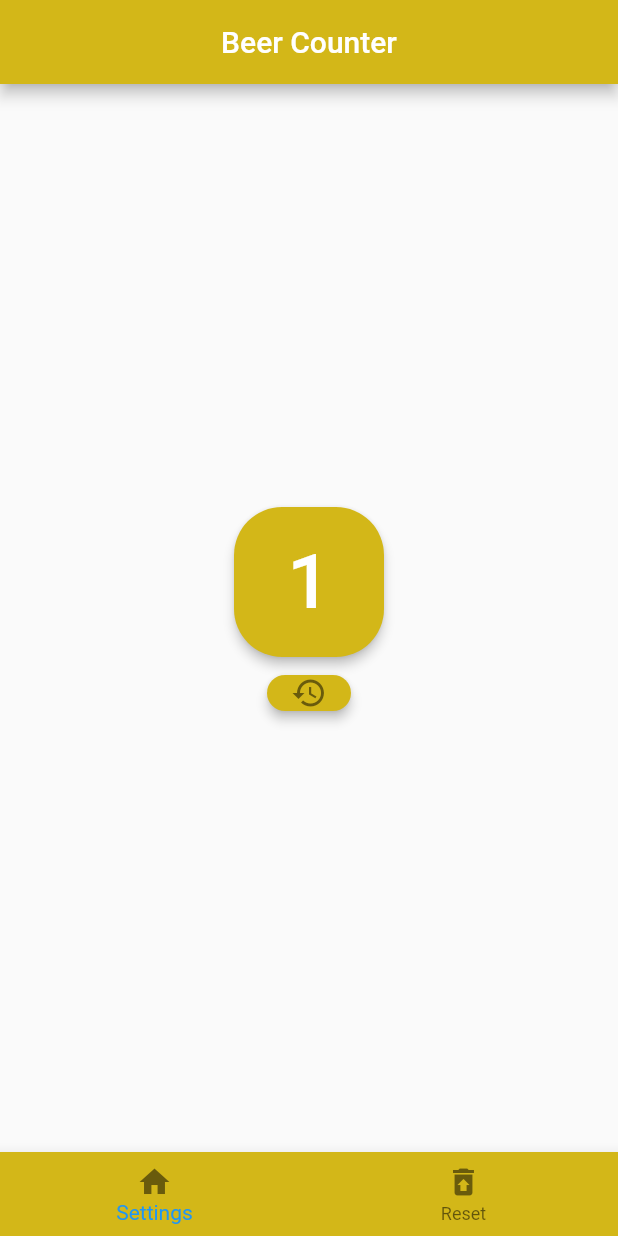
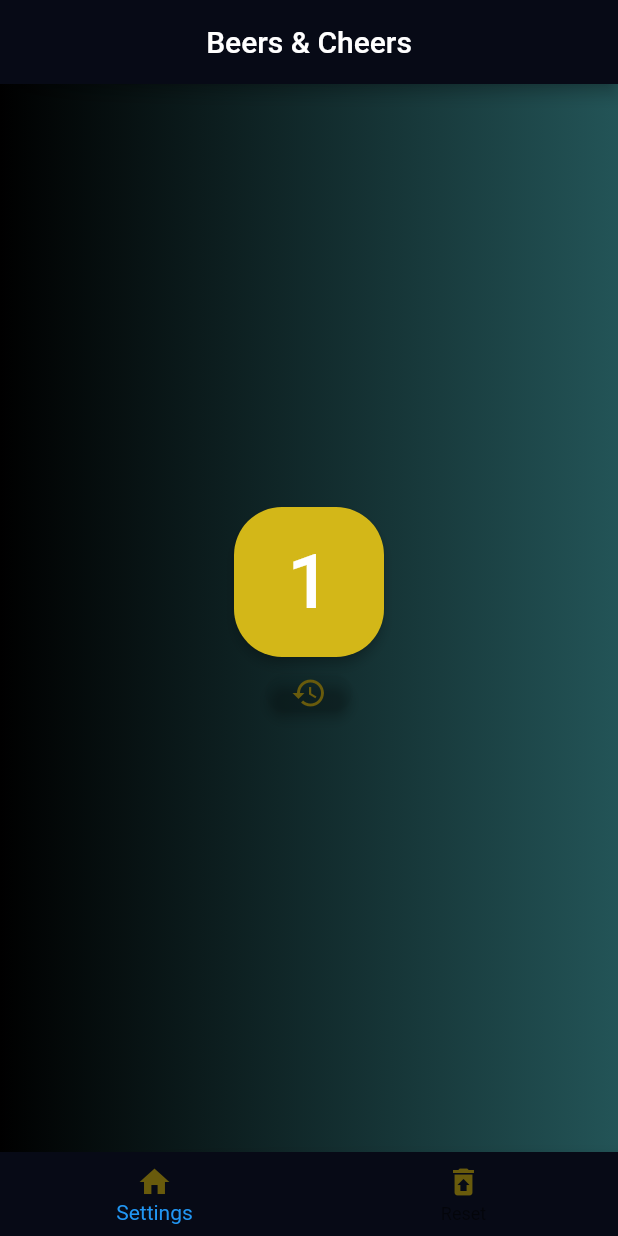
Before and after one commit to GoblinSharkStudios/test_ground, a Flutter app: the screen it shows after launch, after a tap on an icon or button, on a phone screen of 412 x 824 dp. Run offline on Flutter 3.47's test engine with Material 2 defaults, Android fonts, the phone set to English and light mode, and no system bars; statements that could not run were skipped.

Commit message:
Update main.dart

```diff
--- a/lib/main.dart
+++ b/lib/main.dart
@@ -1,6 +1,7 @@
 import 'package:flutter/material.dart';
 
 void main() {
+  Paint.enableDithering = true;
   runApp(MyApp());
 }
 
@@ -21,12 +22,21 @@ class _MyAppState extends State<MyApp> {
       home: Scaffold(
         //vrchni lista
         appBar: AppBar(
-          backgroundColor: const Color.fromARGB(255, 211, 183, 24),
-          title: const Center(child: Text("Beer Counter")),
+          backgroundColor: const Color.fromARGB(255, 7, 10, 22),
+          title: const Center(child: Text("Beers & Cheers")),
         ),
 
         // telo
-        body: Center(
+        body: Container(
+          decoration: const BoxDecoration(
+            gradient: LinearGradient(
+              colors: [
+                Colors.black,
+                Color(0xff235457),
+              ],
+            ),
+          ),
+          child: Center(
             child: Column(
               mainAxisAlignment: MainAxisAlignment.center,
               children: [
@@ -52,7 +62,7 @@ class _MyAppState extends State<MyApp> {
                 ),
                 ElevatedButton(
                   style: ElevatedButton.styleFrom(
-                  backgroundColor: const Color.fromARGB(255, 211, 183, 24),
+                    backgroundColor: const Color.fromARGB(0, 0, 0, 0),
                     elevation: 3,
                     shape: RoundedRectangleBorder(
                         borderRadius: BorderRadius.circular(32.0)),
@@ -71,10 +81,11 @@ class _MyAppState extends State<MyApp> {
               ],
             ),
           ),
+        ),
 
         // spodni lista
         bottomNavigationBar: BottomNavigationBar(
-          backgroundColor: const Color.fromARGB(255, 211, 183, 24),
+          backgroundColor: const Color.fromARGB(255, 7, 10, 22),
           items: const [
             BottomNavigationBarItem(
               label: ("Settings"),
```
Lines whose indentation alone changed are shown as unchanged.
